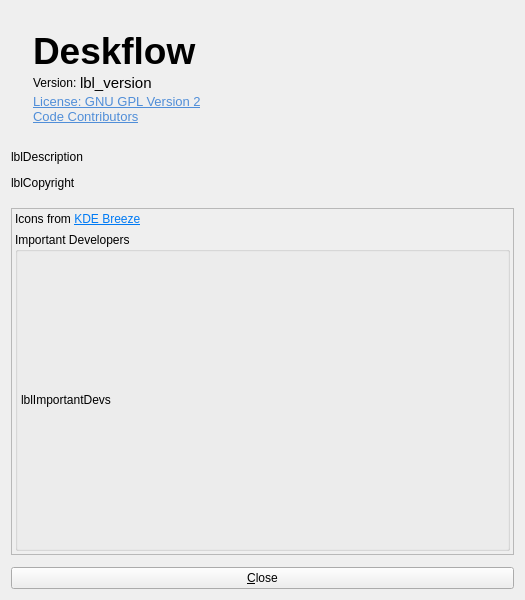
First picture: the form in src/lib/gui/dialogs/AboutDialog.ui, repository zgpbloodwolf/deskflow, before the edit.
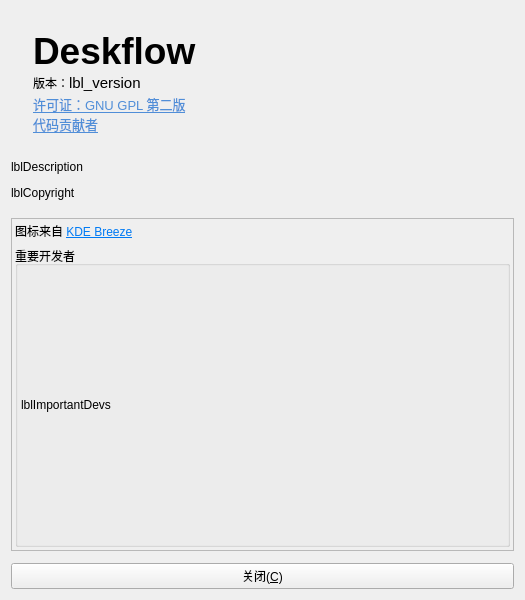
Second picture: the form after the edit. Icons and pictures are not drawn.

Patch:
```diff
--- a/src/lib/gui/dialogs/AboutDialog.ui
+++ b/src/lib/gui/dialogs/AboutDialog.ui
@@ -57,7 +57,7 @@
 &lt;html&gt;&lt;head&gt;&lt;meta name=&quot;qrichtext&quot; content=&quot;1&quot; /&gt;&lt;style type=&quot;text/css&quot;&gt;
 p, li { white-space: pre-wrap; }
 &lt;/style&gt;&lt;/head&gt;&lt;body style=&quot; font-family:'Ubuntu'; font-size:10pt; font-weight:400; font-style:normal;&quot;&gt;
-&lt;p style=&quot; margin-top:0px; margin-bottom:0px; margin-left:0px; margin-right:0px; -qt-block-indent:0; text-indent:0px;&quot;&gt;&lt;a href=&quot;https://www.gnu.org/licenses/old-licenses/gpl-2.0.html&quot;&gt;&lt;span style=&quot; text-decoration: underline; color:#508ed8;&quot;&gt;License: GNU GPL Version 2&lt;/a&gt;&lt;/span&gt;&lt;/p&gt;&lt;/body&gt;&lt;/html&gt;</string>
+&lt;p style=&quot; margin-top:0px; margin-bottom:0px; margin-left:0px; margin-right:0px; -qt-block-indent:0; text-indent:0px;&quot;&gt;&lt;a href=&quot;https://www.gnu.org/licenses/old-licenses/gpl-2.0.html&quot;&gt;&lt;span style=&quot; text-decoration: underline; color:#508ed8;&quot;&gt;许可证：GNU GPL 第二版&lt;/a&gt;&lt;/span&gt;&lt;/p&gt;&lt;/body&gt;&lt;/html&gt;</string>
         </property>
         <property name="openExternalLinks">
          <bool>true</bool>
@@ -167,7 +167,7 @@
             </sizepolicy>
            </property>
            <property name="text">
-            <string>Version: </string>
+            <string>版本：</string>
            </property>
            <property name="alignment">
             <set>Qt::AlignmentFlag::AlignLeading|Qt::AlignmentFlag::AlignLeft|Qt::AlignmentFlag::AlignVCenter</set>
@@ -262,7 +262,7 @@
 &lt;html&gt;&lt;head&gt;&lt;meta name=&quot;qrichtext&quot; content=&quot;1&quot; /&gt;&lt;style type=&quot;text/css&quot;&gt;
 p, li { white-space: pre-wrap; }
 &lt;/style&gt;&lt;/head&gt;&lt;body style=&quot; font-family:'Ubuntu'; font-size:10pt; font-weight:400; font-style:normal;&quot;&gt;
-&lt;p style=&quot; margin-top:0px; margin-bottom:0px; margin-left:0px; margin-right:0px; -qt-block-indent:0; text-indent:0px;&quot;&gt;&lt;a href=&quot;https://github.com/deskflow/deskflow/graphs/contributors&quot;&gt;&lt;span style=&quot; text-decoration: underline; color:#508ed8;&quot;&gt;Code Contributors&lt;/span&gt;&lt;/a&gt;&lt;/p&gt;&lt;/body&gt;&lt;/html&gt;</string>
+&lt;p style=&quot; margin-top:0px; margin-bottom:0px; margin-left:0px; margin-right:0px; -qt-block-indent:0; text-indent:0px;&quot;&gt;&lt;a href=&quot;https://github.com/deskflow/deskflow/graphs/contributors&quot;&gt;&lt;span style=&quot; text-decoration: underline; color:#508ed8;&quot;&gt;代码贡献者&lt;/span&gt;&lt;/a&gt;&lt;/p&gt;&lt;/body&gt;&lt;/html&gt;</string>
         </property>
         <property name="openExternalLinks">
          <bool>true</bool>
@@ -371,7 +371,7 @@
           </sizepolicy>
          </property>
          <property name="text">
-          <string>&lt;html&gt;&lt;head/&gt;&lt;body&gt;&lt;p&gt;Icons from &lt;a href=&quot;https://develop.kde.org/frameworks/breeze-icons/&quot;&gt;&lt;span style=&quot; text-decoration: underline; color:#007af4;&quot;&gt;KDE Breeze&lt;/span&gt;&lt;/a&gt;&lt;/p&gt;&lt;/body&gt;&lt;/html&gt;</string>
+          <string>&lt;html&gt;&lt;head/&gt;&lt;body&gt;&lt;p&gt;图标来自 &lt;a href=&quot;https://develop.kde.org/frameworks/breeze-icons/&quot;&gt;&lt;span style=&quot; text-decoration: underline; color:#007af4;&quot;&gt;KDE Breeze&lt;/span&gt;&lt;/a&gt;&lt;/p&gt;&lt;/body&gt;&lt;/html&gt;</string>
          </property>
          <property name="openExternalLinks">
           <bool>true</bool>
@@ -387,7 +387,7 @@
           </sizepolicy>
          </property>
          <property name="title">
-          <string>Important Developers</string>
+          <string>重要开发者</string>
          </property>
          <layout class="QVBoxLayout" name="verticalLayout_2">
           <property name="spacing">
@@ -434,7 +434,7 @@
    <item>
     <widget class="QPushButton" name="btnOk">
      <property name="text">
-      <string>&amp;Close</string>
+      <string>关闭(&amp;C)</string>
      </property>
      <property name="icon">
       <iconset theme="window-close"/>
```
Left out of the diff: 4 changed lines with no effect on the pictures.
